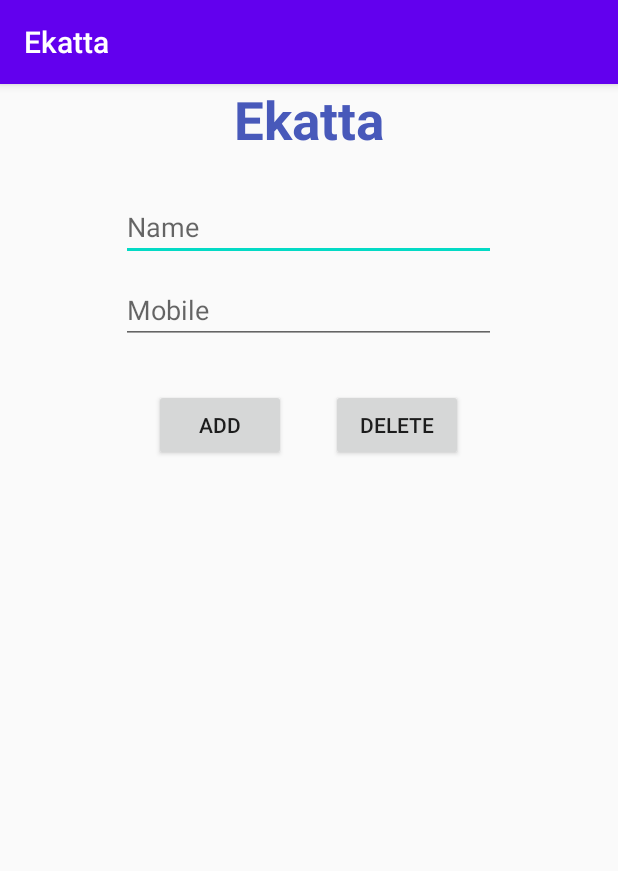
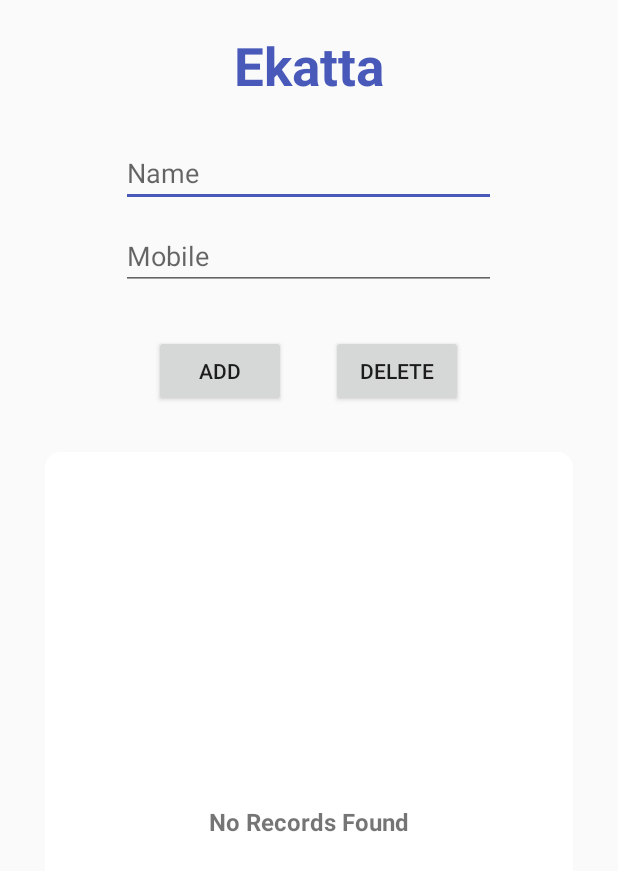
Before and after one commit to QR-Developers/ekatta_task, an Android app: the screen it shows after launch (MainActivity), on a phone screen of 412 x 824 dp. Shown: the top 871 px of the screen. Run offline under Robolectric (Android 15) with nearby library versions, the phone set to English and light mode, and no system bars.

Commit message:
Add data into SQLite database and delete all records from table and implemented push notification to show notification when new data is added into database.

```diff
--- a/app/src/main/AndroidManifest.xml
+++ b/app/src/main/AndroidManifest.xml
@@ -9,7 +9,8 @@
         android:roundIcon="@mipmap/ic_launcher_round"
         android:supportsRtl="true"
         android:theme="@style/Theme.Ekatta">
-        <activity android:name=".MainActivity">
+        <activity android:name=".MainActivity"
+            android:exported="true">
             <intent-filter>
                 <action android:name="android.intent.action.MAIN" />
 
--- a/app/src/main/java/com/qrdevelopers/app/DBHandler.java
+++ b/app/src/main/java/com/qrdevelopers/app/DBHandler.java
@@ -47,29 +47,28 @@ public class DBHandler extends SQLiteOpenHelper {
         db.close();
     }
 
-    public long getCount() {
-        SQLiteDatabase db = this.getReadableDatabase();
-        long count = DatabaseUtils.queryNumEntries(db, TABLE_NAME);
-        db.close();
-        return count;
-    }
 
     public ArrayList<User> getUserList() {
-        SQLiteDatabase db = this.getReadableDatabase();
+        SQLiteDatabase db = this.getWritableDatabase();
         ArrayList<User> userList = new ArrayList<>();
-        Cursor cursor = db.rawQuery("SELECT * FROM " + TABLE_NAME, null);
+        Cursor cursor = db.rawQuery("SELECT * FROM " + TABLE_NAME+" ORDER BY id", null);
+
+        Log.d("DBRetrive","Cursor: "+cursor.getCount());
+
 
         if (cursor.moveToFirst()) {
-            while (cursor.isAfterLast()) {
-//                String name = cursor.getString(cursor.getColumnIndex("name"));
-//                String mobile = cursor.getString(cursor.getColumnIndex("mobile"));
-                String name = cursor.getString(2);
-                String mobile = cursor.getString(3);
+            while (!cursor.isAfterLast()) {
+                String name = cursor.getString(cursor.getColumnIndexOrThrow("name"));
+                String mobile = cursor.getString(cursor.getColumnIndexOrThrow("mobile"));
+//                String name = cursor.getString(1).toString();
+//                String mobile = cursor.getString(2).toString();
+                Log.d("DBRetrive","Name: "+name);
+                Log.d("DBRetrive","Mobile: "+mobile);
                 userList.add(new User(name, mobile));
                 cursor.moveToNext();
             }
         }
-        cursor.close();
+//        cursor.close();
         db.close();
         return userList;
     }
--- a/app/src/main/res/layout/activity_main.xml
+++ b/app/src/main/res/layout/activity_main.xml
@@ -4,7 +4,7 @@
     xmlns:tools="http://schemas.android.com/tools"
     android:layout_width="match_parent"
     android:layout_height="match_parent"
-    android:layout_margin="20dp"
+    android:layout_margin="30dp"
     android:gravity="center_horizontal"
     android:orientation="vertical"
     tools:context=".MainActivity">
@@ -13,6 +13,7 @@
     <TextView
         android:layout_width="wrap_content"
         android:layout_height="wrap_content"
+        android:layout_marginTop="20dp"
         android:text="Ekatta"
         android:textColor="@color/blue"
         android:textSize="35sp"
@@ -24,14 +25,23 @@
         android:layout_height="wrap_content"
         android:layout_marginTop="25dp"
         android:hint="Name"
+        android:imeOptions="actionNext"
+        android:inputType="text"
+        android:maxLines="1"
+        android:lines="1"
         android:textColor="@color/black" />
 
     <EditText
         android:id="@+id/et_user_mobile"
         android:layout_width="250dp"
+        android:layout_height="wrap_content"
         android:layout_marginTop="10dp"
-        android:layout_height="wrap_content"
         android:hint="Mobile"
+        android:inputType="number"
+        android:imeOptions="actionDone"
+        android:maxLines="1"
+        android:maxLength="10"
+        android:lines="1"
         android:textColor="@color/black" />
 
     <LinearLayout
@@ -45,19 +55,47 @@
             android:id="@+id/btn_add"
             android:layout_width="wrap_content"
             android:layout_height="wrap_content"
-            android:text="ADD"/>
+            android:text="ADD" />
 
         <Button
             android:id="@+id/btn_delete"
             android:layout_width="wrap_content"
             android:layout_height="wrap_content"
             android:layout_marginStart="30dp"
-            android:text="DELETE"/>
+            android:text="DELETE" />
     </LinearLayout>
+
+    <androidx.cardview.widget.CardView
+        android:layout_width="match_parent"
+        android:layout_height="match_parent"
+        android:minHeight="100dp"
+        android:layout_margin="30dp"
+        app:cardBackgroundColor="@color/white"
+        app:cardElevation="0dp"
+        app:cardCornerRadius="10dp">
+
+        <RelativeLayout
+            android:layout_width="match_parent"
+            android:layout_height="match_parent"
+            android:orientation="vertical">
+
+            <TextView
+                android:id="@+id/tv_no_record"
+                android:layout_width="wrap_content"
+                android:layout_height="wrap_content"
+                android:layout_centerInParent="true"
+                android:text="No Records Found"
+                android:textSize="16sp"
+                android:textStyle="bold" />
 
     <androidx.recyclerview.widget.RecyclerView
         android:id="@+id/rv_uers_list"
         android:layout_width="match_parent"
         android:layout_height="wrap_content"
-        android:layout_marginTop="30dp"/>
+        android:visibility="gone"
+        android:layout_margin="10dp"/>
+        </RelativeLayout>
+
+    </androidx.cardview.widget.CardView>
+
 </LinearLayout>
--- a/app/src/main/res/values-night/themes.xml
+++ b/app/src/main/res/values-night/themes.xml
@@ -1,6 +1,6 @@
 <resources xmlns:tools="http://schemas.android.com/tools">
     <!-- Base application theme. -->
-    <style name="Theme.Ekatta" parent="Theme.AppCompat.Light.DarkActionBar">
+    <style name="Theme.Ekatta" parent="Theme.AppCompat.Light.NoActionBar">
         <!-- Primary brand color. -->
         <item name="colorPrimary">@color/purple_200</item>
         <item name="colorPrimaryDark">@color/purple_700</item>
--- a/app/src/main/res/values/colors.xml
+++ b/app/src/main/res/values/colors.xml
@@ -1,10 +1,10 @@
 <?xml version="1.0" encoding="utf-8"?>
 <resources>
-    <color name="purple_200">#FFBB86FC</color>
-    <color name="purple_500">#FF6200EE</color>
-    <color name="purple_700">#FF3700B3</color>
-    <color name="teal_200">#FF03DAC5</color>
-    <color name="teal_700">#FF018786</color>
+    <color name="purple_200">#4859BA</color>
+    <color name="purple_500">#4859BA</color>
+    <color name="purple_700">#4859BA</color>
+    <color name="teal_200">#4859BA</color>
+    <color name="teal_700">#4859BA</color>
     <color name="black">#FF000000</color>
     <color name="white">#FFFFFFFF</color>
     <color name="blue">#4859BA</color>
--- a/app/src/main/res/values/themes.xml
+++ b/app/src/main/res/values/themes.xml
@@ -1,6 +1,6 @@
 <resources xmlns:tools="http://schemas.android.com/tools">
     <!-- Base application theme. -->
-    <style name="Theme.Ekatta" parent="Theme.AppCompat.Light.DarkActionBar">
+    <style name="Theme.Ekatta" parent="Theme.AppCompat.Light.NoActionBar">
         <!-- Primary brand color. -->
         <item name="colorPrimary">@color/purple_500</item>
         <item name="colorPrimaryDark">@color/purple_700</item>
```
Also changed, not shown: app/src/main/java/com/qrdevelopers/app/MainActivity.java (+87 -9 lines), app/src/main/java/com/qrdevelopers/app/UserAdapter.java (+14 -4 lines), app/src/main/res/layout/item_user.xml (added, +64 -0 lines).
